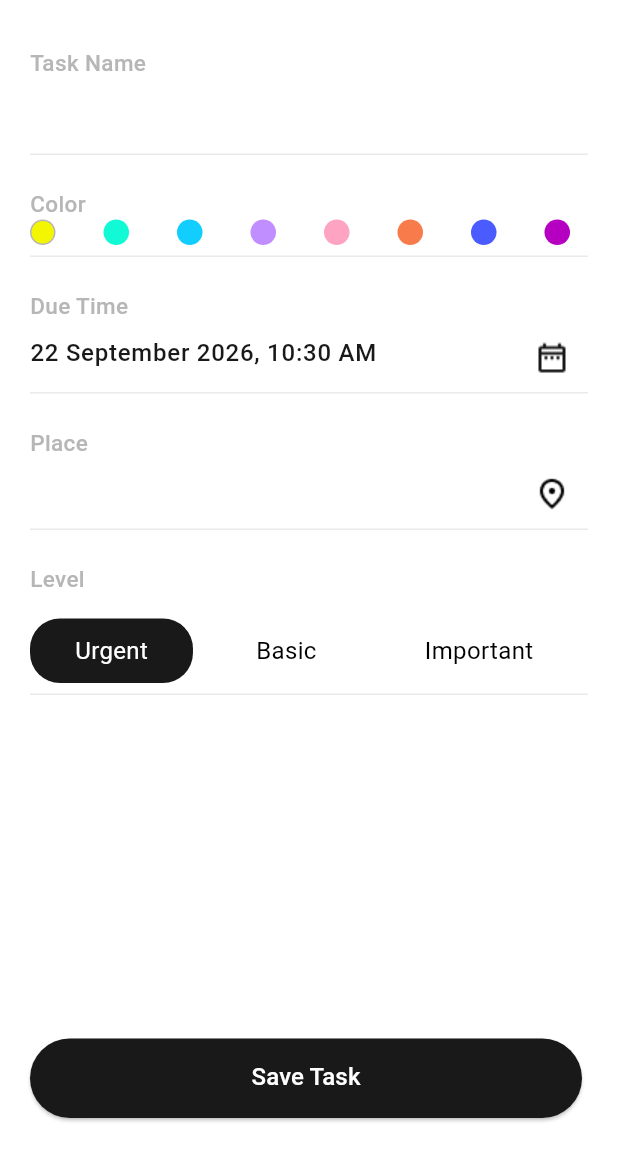
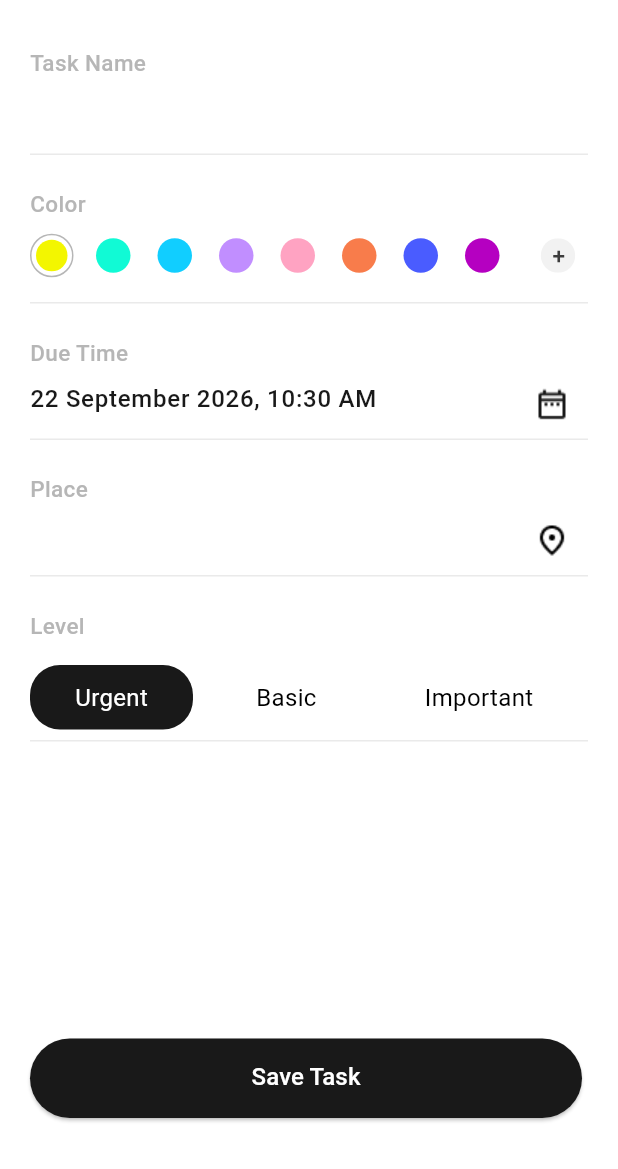
Before and after one commit to ngMinh42/to_do_app, a Flutter app: the CreateTaskScreen screen opened directly, on a phone screen of 412 x 824 dp, the part 67-1236 px from its top. Run offline on Flutter 3.47's test engine with Material 3 defaults, Android fonts, the phone set to English and light mode, and no system bars; our stand-ins replace flutter_svg, sqflite; accounts and stored records are empty; Roboto replaces fonts that are missing (Arial).

Commit message:
commit 16h54 21/09
sửa color field và bổ sung single scroll view

```diff
--- a/lib/common/app_assets.dart
+++ b/lib/common/app_assets.dart
@@ -13,4 +13,5 @@ class AppAssets {
   static const String clock = 'assets/svg/clock_icon.svg';
   static const String edit = 'assets/svg/edit_icon.svg';
   static const String deleteText = 'assets/svg/delete_text_icon.svg';
+  static const String moreColor = 'assets/svg/more_color_icon.svg';
 }
--- a/lib/presentations/create_task_screen.dart
+++ b/lib/presentations/create_task_screen.dart
@@ -35,13 +35,18 @@ class _CreateTaskScreenState extends State<CreateTaskScreen> {
 
   @override
   Widget build(BuildContext context) {
+    double mediaBottom = MediaQuery.of(context).viewInsets.bottom;
     return Scaffold(
+      resizeToAvoidBottomInset: false,
       appBar: CustomAppBar(),
       body: Stack(
         children: [
-          Container(
+          Positioned.fill(
+            child: Container(
               color: AppColor.white,
               padding: EdgeInsets.all(20),
+              child: SingleChildScrollView(
+                padding: EdgeInsets.only(bottom: 100),
                 child: Column(
                   crossAxisAlignment: CrossAxisAlignment.start,
                   children: [
@@ -88,9 +93,11 @@ class _CreateTaskScreenState extends State<CreateTaskScreen> {
                   ],
                 ),
               ),
+            ),
+          ),
           // nút save task
           Positioned(
-            bottom: 34,
+            bottom: mediaBottom + 34,
             left: 20,
             right: 24,
             child: Center(
--- a/lib/presentations/edit_task_screen.dart
+++ b/lib/presentations/edit_task_screen.dart
@@ -59,7 +59,9 @@ class _EditTaskScreenState extends State<EditTaskScreen> {
 
   @override
   Widget build(BuildContext context) {
+    double mediaBottom = MediaQuery.of(context).viewInsets.bottom;
     return Scaffold(
+      resizeToAvoidBottomInset: false,
       appBar: CustomAppBar(
         isEdit: true,
         // logic nút delete
@@ -73,9 +75,12 @@ class _EditTaskScreenState extends State<EditTaskScreen> {
       ),
       body: Stack(
         children: [
-          Container(
+          Positioned.fill(
+            child: Container(
               color: AppColor.white,
               padding: EdgeInsets.all(20),
+              child: SingleChildScrollView(
+                padding: EdgeInsets.only(bottom: 100),
                 child: Column(
                   crossAxisAlignment: CrossAxisAlignment.start,
                   children: [
@@ -124,9 +129,11 @@ class _EditTaskScreenState extends State<EditTaskScreen> {
                   ],
                 ),
               ),
+            ),
+          ),
           //nút save task
           Positioned(
-            bottom: 34,
+            bottom: mediaBottom + 34,
             left: 20,
             right: 24,
             child: Center(
--- a/lib/widgets/choose_color/color_circle.dart
+++ b/lib/widgets/choose_color/color_circle.dart
@@ -17,12 +17,17 @@ class ColorCircle extends StatelessWidget {
     return GestureDetector(
       onTap: onTap,
       child: Container(
-        width: 17,
-        height: 17,
+        padding: EdgeInsets.all(3),
+        width: 29,
+        height: 29,
         decoration: BoxDecoration(
           shape: BoxShape.circle,
-          color: color,
           border: isFocused ? Border.all(color: AppColor.gray, width: 1) : null,
+        ),
+        child: Container(
+          width: 23,
+          height: 23,
+          decoration: BoxDecoration(color: color, shape: BoxShape.circle),
         ),
       ),
     );
--- a/lib/widgets/choose_color/color_field.dart
+++ b/lib/widgets/choose_color/color_field.dart
@@ -1,4 +1,6 @@
 import 'package:flutter/material.dart';
+import 'package:flutter_svg/svg.dart';
+import 'package:to_do_app/common/app_assets.dart';
 import 'package:to_do_app/common/app_color.dart';
 import 'package:to_do_app/widgets/choose_color/color_circle.dart';
 
@@ -43,7 +45,8 @@ class _ColorFieldState extends State<ColorField> {
       ),
       child: Row(
         mainAxisAlignment: MainAxisAlignment.spaceBetween,
-        children: colors.map((color) {
+        children: [
+          ...colors.map((color) {
             return Padding(
               padding: const EdgeInsets.only(right: 12),
               child: ColorCircle(
@@ -58,6 +61,11 @@ class _ColorFieldState extends State<ColorField> {
               ),
             );
           }).toList(),
+          IconButton(
+            onPressed: null,
+            icon: SvgPicture.asset(AppAssets.moreColor, width: 23, height: 23),
+          ),
+        ],
       ),
     );
   }
--- a/lib/widgets/text_field/custom_search_bar.dart
+++ b/lib/widgets/text_field/custom_search_bar.dart
@@ -1,6 +1,5 @@
 import 'package:flutter/material.dart';
 import 'package:flutter_svg/svg.dart';
-
 import '../../common/app_assets.dart';
 import '../../common/app_color.dart';
 
@@ -65,6 +64,7 @@ class _SearchBarState extends State<CustomSearchBar> {
               ),
             ),
           )
+        // title và icon search
         : Row(
             mainAxisAlignment: MainAxisAlignment.spaceBetween,
             children: [
```
Also changed, not shown: assets/svg/more_color_icon.svg (added). Lines whose indentation alone changed are shown as unchanged.
